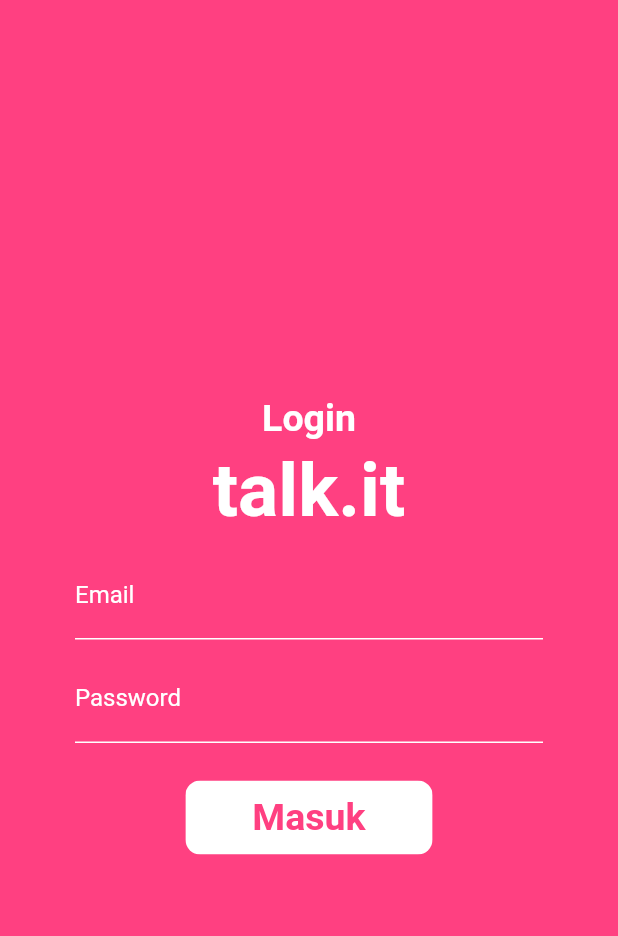
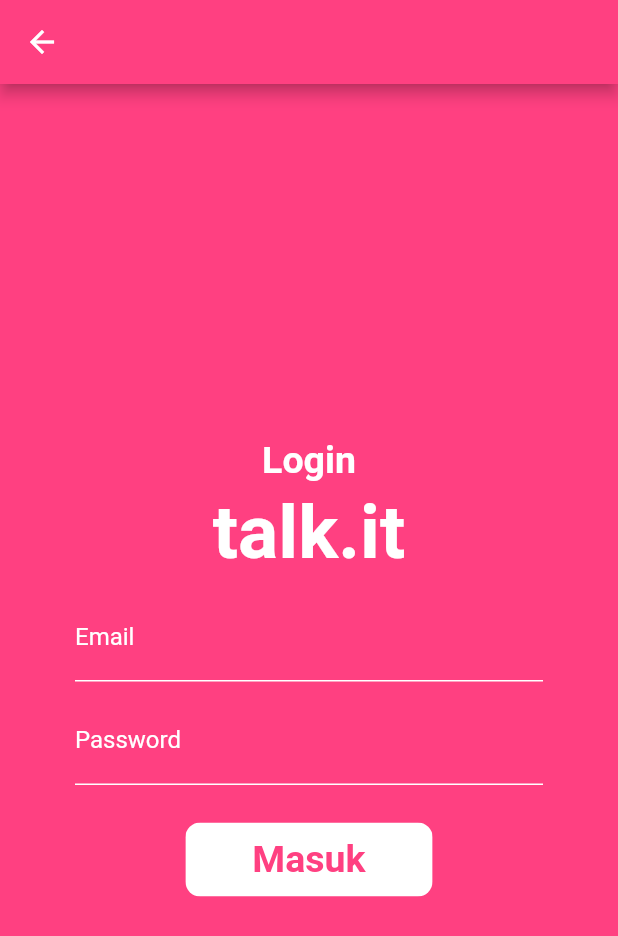
Before and after one commit to lindafdw/Kelompok-3, a Flutter app: the screen it shows after launch, after a tap on "Masuk", on a phone screen of 412 x 824 dp. Shown: the top 936 px of the screen. Run offline on Flutter 3.47's test engine with Material 2 defaults, Android fonts, the phone set to English and light mode, and no system bars.

Commit message:
Penambahan assets

```diff
--- a/lib/awal.dart
+++ b/lib/awal.dart
@@ -1,5 +1,4 @@
 import 'dart:ui';
-import 'package:flutter/cupertino.dart';
 import 'package:flutter/material.dart';
 import 'package:talkit/signup.dart';
 
@@ -25,12 +24,13 @@ class AwalPageState extends State<AwalPage> {
                 Padding(
                   padding: EdgeInsets.only(top: 25),
                 ),
+                Image(image: AssetImage('assets/imgs/bg45.png'),),
                 Padding(
                   padding: EdgeInsets.only(top: 5),
                   child: Row(
                     mainAxisAlignment: MainAxisAlignment.center,
                     children: <Widget>[
-                      Text('Welcome to', style: TextStyle(color: Colors.white, fontSize: 25, fontWeight: FontWeight.bold)),
+                      Text('Hidup Bebas dari Masalah Pribadi,', style: TextStyle(color: Colors.white, fontSize: 20, fontWeight: FontWeight.bold)),
                     ],
                   ),
                 ),
@@ -39,7 +39,7 @@ class AwalPageState extends State<AwalPage> {
                   child: Row(
                     mainAxisAlignment: MainAxisAlignment.center,
                     children: <Widget>[
-                      Text('talk.it', style: TextStyle(color: Colors.white, fontSize: 50, fontWeight: FontWeight.bold)),
+                      Text('Tinggal Selangkah Lagi', style: TextStyle(color: Colors.white, fontSize: 30, fontWeight: FontWeight.bold)),
                     ],
                   ),
                 ),
@@ -55,8 +55,7 @@ class AwalPageState extends State<AwalPage> {
                       padding: EdgeInsets.symmetric(horizontal: 20),
                       color: Colors.white,
                       onPressed: () {
-                        Navigator.push(
-                          context,
+                        Navigator.push(context,
                           MaterialPageRoute(builder: (context) => LoginPage()),
                         );
                       },
--- a/lib/login.dart
+++ b/lib/login.dart
@@ -1,5 +1,4 @@
 import 'dart:ui';
-import 'package:flutter/cupertino.dart';
 import 'package:flutter/material.dart';
 
 class LoginPage extends StatefulWidget {
@@ -12,6 +11,7 @@ class LoginPageState extends State<LoginPage> {
   Widget build(BuildContext context) {
     Size screenSize = MediaQuery.of(context).size;
     return Scaffold(
+      appBar: AppBar(backgroundColor: Colors.pinkAccent),
       body: SafeArea(
           child: Container(
             decoration: BoxDecoration(
--- a/lib/signup.dart
+++ b/lib/signup.dart
@@ -1,5 +1,5 @@
 import 'dart:ui';
-import 'package:flutter/cupertino.dart';
+
 import 'package:flutter/material.dart';
 
 import 'login.dart';
@@ -14,6 +14,7 @@ class SignupPageState extends State<SignupPage> {
   Widget build(BuildContext context) {
     Size screenSize = MediaQuery.of(context).size;
     return Scaffold(
+      appBar: AppBar(backgroundColor: Colors.pinkAccent),
       body: SafeArea(
           child: Container(
             decoration: BoxDecoration(
--- a/pubspec.yaml
+++ b/pubspec.yaml
@@ -48,6 +48,8 @@ flutter:
   # assets:
   #   - images/a_dot_burr.jpeg
   #   - images/a_dot_ham.jpeg
+  assets:
+    - assets/imgs/
 
   # An image asset can refer to one or more resolution-specific "variants", see
   # https://flutter.dev/assets-and-images/#resolution-aware.
```
Also changed, not shown: assets/imgs/bg45.png (added), 1 other file.
